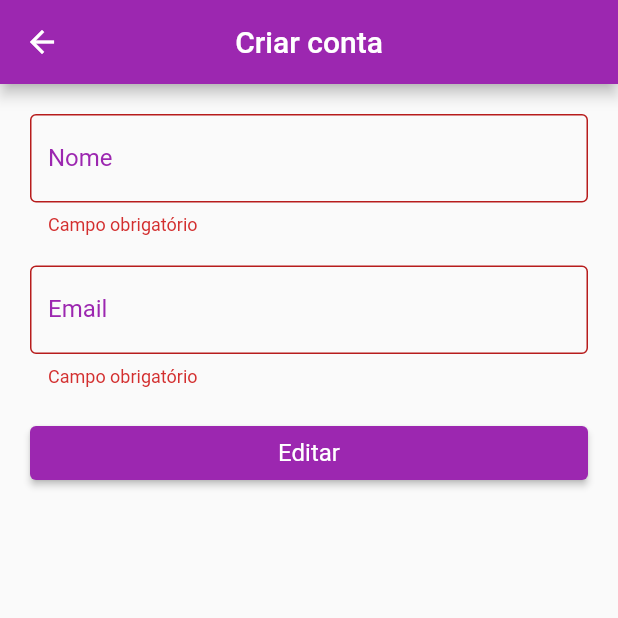
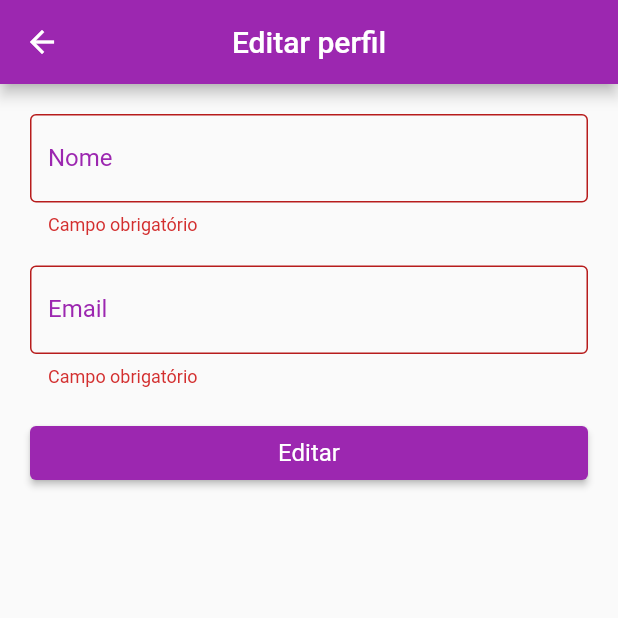
Before and after one commit to brunozupp/tasks_app_provider_consumer, a Flutter app: the UserFormGeneralInformationPage screen opened directly with empty values, after a tap on "Editar", on a phone screen of 412 x 824 dp, the top half of it. Run offline on Flutter 3.47's test engine with Material 2 defaults, Android fonts, the light colour scheme and no system bars; our stand-ins replace flutter_secure_storage, sqflite; missing offline and left inert: enum_to_string; accounts and stored records are empty.

Commit message:
Sistema de loading nos botões da parte das ações de UserController

```diff
--- a/lib/controllers/user_controller.dart
+++ b/lib/controllers/user_controller.dart
@@ -21,10 +21,14 @@ class UserController extends ChangeNotifier {
     _localStorage = localStorage;
 
   User? _user;
-
   User? get user => _user;
 
+  bool loading = false;
+
   Future<StatusResponse> register(RegisterViewModel registerViewModel) async {
+
+    loading = true;
+    notifyListeners();
 
     final result = await _userService.register(registerViewModel);
 
@@ -32,34 +36,49 @@ class UserController extends ChangeNotifier {
       _user = result.data;
 
       await _localStorage.write(_user!.toJson());
+    }
 
-      notifyListeners();
-    }
+    loading = false;
+    notifyListeners();
 
     return StatusResponse.fromResponseModel(responseModel: result);
   }
 
   Future<StatusResponse> login(LoginViewModel loginViewModel) async {
 
+    loading = true;
+    notifyListeners();
+
     final result = await _userService.getByEmailAndPassword(loginViewModel);
 
     if(result.isSuccess) {
       _user = result.data;
       await _localStorage.write(_user!.toJson());
-      notifyListeners();
     }
+
+    loading = false;
+    notifyListeners();
 
     return StatusResponse.fromResponseModel(responseModel: result);
   }
 
   Future<StatusResponse> redefinePassword(ForgetPasswordViewModel forgetPasswordViewModel) async {
 
+    loading = true;
+    notifyListeners();
+
     final result = await _userService.changePassword(forgetPasswordViewModel);
+
+    loading = false;
+    notifyListeners();
 
     return StatusResponse.fromResponseModel(responseModel: result);
   }
 
   Future<StatusResponse> changeGeneralInformation(UserGeneralInformationFormViewModel userGeneralInformationFormViewModel) async {
+
+    loading = true;
+    notifyListeners();
 
     final result = await _userService.changeGeneralInformation(
       userGeneralInformationFormViewModel: userGeneralInformationFormViewModel
@@ -68,16 +87,23 @@ class UserController extends ChangeNotifier {
     if(result.isSuccess) {
       _user = result.data;
       await _localStorage.write(_user!.toJson());
-      notifyListeners();
     }
+
+    loading = false;
+    notifyListeners();
 
     return StatusResponse.fromResponseModel(responseModel: result);
   }
 
   Future<StatusResponse> logout() async {
 
+    loading = true;
+    notifyListeners();
+
     _user = null;
     await _localStorage.delete();
+
+    loading = false;
     notifyListeners();
 
     return StatusResponse.success(message: "Saiu do aplicativo com sucesso");
--- a/lib/pages/login/login_page.dart
+++ b/lib/pages/login/login_page.dart
@@ -73,10 +73,13 @@ class LoginPage extends StatelessWidget {
                         onPressed: () => Navigator.of(context).pushNamed("/forget-password"),
                       ),
                     ),
-                    ButtonPrimaryWidget(
+                    Consumer<UserController>(
+                      builder: (_,controller,child) {
+                        return ButtonPrimaryWidget(
                           text: "Entrar",
+                          loading: controller.loading,
                           onPressed: () async {
-                        final result = await Provider.of<UserController>(context, listen: false).login(loginVM);
+                            final result = await controller.login(loginVM);
 
                             if(result.isError) {
                               SnackbarUtils.showSnackbarStatusResponse(context: context, statusResponse: result);
@@ -84,6 +87,8 @@ class LoginPage extends StatelessWidget {
                             }
 
                             Navigator.of(context).pushNamedAndRemoveUntil("/dashboard", (e) => false);
+                          },
+                        );
                       },
                     ),
                     const SizedBox(
--- a/lib/pages/user/user_form_general_information_page.dart
+++ b/lib/pages/user/user_form_general_information_page.dart
@@ -3,10 +3,8 @@ import 'package:provider/provider.dart';
 import 'package:tasks_app_provider_consumer/controllers/user_controller.dart';
 import 'package:tasks_app_provider_consumer/models/user.dart';
 import 'package:tasks_app_provider_consumer/utils/snackbar_utils.dart';
-import 'package:tasks_app_provider_consumer/view_models/register_view_model.dart';
 import 'package:tasks_app_provider_consumer/view_models/user_general_information_form_view_model.dart';
 import 'package:tasks_app_provider_consumer/widgets/buttons/button_primary_widget.dart';
-import 'package:tasks_app_provider_consumer/widgets/fields/password_form_field_widget.dart';
 import 'package:tasks_app_provider_consumer/widgets/fields/text_form_field_widget.dart';
 
 class UserFormGeneralInformationPage extends StatelessWidget {
@@ -26,7 +24,7 @@ class UserFormGeneralInformationPage extends StatelessWidget {
   Widget build(BuildContext context) {
     return Scaffold(
       appBar: AppBar(
-        title: const Text("Criar conta"),
+        title: const Text("Editar perfil"),
       ),
       body: SingleChildScrollView(
         padding: const EdgeInsets.all(20),
@@ -52,11 +50,14 @@ class UserFormGeneralInformationPage extends StatelessWidget {
               const SizedBox(
                 height: 20,
               ),
-              ButtonPrimaryWidget(
+              Consumer<UserController>(
+                builder: (_,controller,child) {
+                  return ButtonPrimaryWidget(
+                    loading: controller.loading,
                     text: "Editar",
                     onPressed: () async {
 
-                  final result = await Provider.of<UserController>(context, listen: false).changeGeneralInformation(userGeneralInformationFormVM);
+                      final result = await controller.changeGeneralInformation(userGeneralInformationFormVM);
 
                       SnackbarUtils.showSnackbarStatusResponse(context: context, statusResponse: result);
 
@@ -64,6 +65,8 @@ class UserFormGeneralInformationPage extends StatelessWidget {
                         Navigator.of(context).pop();
                       }
 
+                    },
+                  );
                 },
               ),
 
--- a/lib/repositories/interfaces/user_repository.dart
+++ b/lib/repositories/interfaces/user_repository.dart
@@ -5,6 +5,8 @@ abstract class UserRepository {
 
   Future<ResponseModel<User>> getByEmailAndPassword({required String email, required String password});
 
+  Future<ResponseModel<bool>> hasEmail(String email);
+
   Future<ResponseModel<User>> register(User user);
 
   Future<ResponseModel<bool>> changePassword({required String email, required String password});
--- a/lib/services/interfaces/user_service.dart
+++ b/lib/services/interfaces/user_service.dart
@@ -9,6 +9,8 @@ abstract class UserService {
 
   Future<ResponseModel<User>> getByEmailAndPassword(LoginViewModel loginViewModel);
 
+  Future<ResponseModel<bool>> hasEmail(String email);
+
   Future<ResponseModel<User>> register(RegisterViewModel registerViewModel);
 
   Future<ResponseModel<bool>> changePassword(ForgetPasswordViewModel forgetPasswordViewModel);
--- a/lib/widgets/buttons/button_primary_widget.dart
+++ b/lib/widgets/buttons/button_primary_widget.dart
@@ -5,19 +5,33 @@ class ButtonPrimaryWidget extends StatelessWidget {
 
   final String text;
   final VoidCallback onPressed;
+  final bool loading;
 
   const ButtonPrimaryWidget({
     Key? key,
     required this.text,
-    required this.onPressed
+    required this.onPressed,
+    this.loading = false
   }) : super(key: key);
 
   @override
   Widget build(BuildContext context) {
-    return SizedBox(
+    return IgnorePointer(
+      ignoring: loading,
+      child: SizedBox(
         width: MediaQuery.of(context).size.width,
         child: ElevatedButton(
-        child: Text(
+          child: loading
+
+            ? const SizedBox(
+              width: 20,
+              height: 20,
+              child: CircularProgressIndicator(
+                valueColor: AlwaysStoppedAnimation<Color>(Colors.white),
+              ),
+            )
+
+            : Text(
               text,
             ),
           onPressed: onPressed,
@@ -41,6 +55,7 @@ class ButtonPrimaryWidget extends StatelessWidget {
             }),
           ),
         ),
+      ),
     );
   }
 }
--- a/lib/widgets/buttons/button_secundary_widget.dart
+++ b/lib/widgets/buttons/button_secundary_widget.dart
@@ -5,19 +5,33 @@ class ButtonSecundaryWidget extends StatelessWidget {
 
   final String text;
   final VoidCallback onPressed;
+  final bool loading;
 
   const ButtonSecundaryWidget({
     Key? key,
     required this.text,
-    required this.onPressed
+    required this.onPressed,
+    this.loading = false
   }) : super(key: key);
 
   @override
   Widget build(BuildContext context) {
-    return SizedBox(
+    return IgnorePointer(
+      ignoring: loading,
+      child: SizedBox(
         width: MediaQuery.of(context).size.width,
         child: ElevatedButton(
-        child: Text(
+          child: loading
+
+            ? const SizedBox(
+              width: 20,
+              height: 20,
+              child: CircularProgressIndicator(
+                valueColor: AlwaysStoppedAnimation<Color>(ColorsApp.primaryColor),
+              ),
+            )
+
+            : Text(
               text,
             ),
           onPressed: onPressed,
@@ -49,6 +63,7 @@ class ButtonSecundaryWidget extends StatelessWidget {
             }),
           ),
         ),
+      ),
     );
   }
 }
```
Also changed, not shown: lib/pages/register/register_page.dart (+7 -2 lines), lib/repositories/user_repository_impl.dart (+16 -0 lines), lib/services/user_service_impl.dart (+13 -0 lines). Lines whose indentation alone changed are shown as unchanged.
